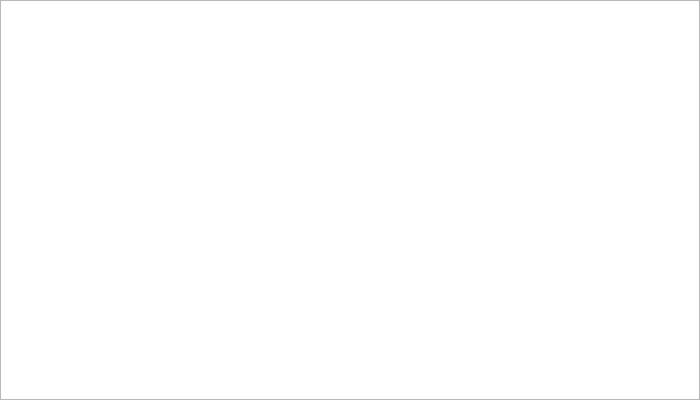
First picture: the form in src/pluginmanagerdialog.ui, repository 0xd34df00d/leechcraft, before the edit.
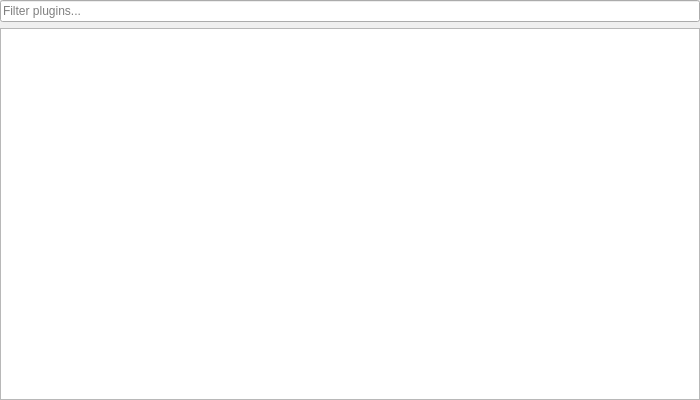
Second picture: the form after the edit. Icons and pictures are not drawn.

Commit message: Core: filter proxy model for plugin manager dlg.

Diff of the .ui file:
```diff
--- a/src/pluginmanagerdialog.ui
+++ b/src/pluginmanagerdialog.ui
@@ -27,6 +27,13 @@
    <property name="margin">
     <number>0</number>
    </property>
+   <item>
+    <widget class="QLineEdit" name="FilterLine_">
+     <property name="placeholderText">
+      <string>Filter plugins...</string>
+     </property>
+    </widget>
+   </item>
    <item>
     <widget class="QTreeView" name="PluginsTree_">
      <property name="minimumSize">
@@ -53,9 +60,6 @@
      <property name="itemsExpandable">
       <bool>false</bool>
      </property>
-     <property name="sortingEnabled">
-      <bool>true</bool>
-     </property>
      <property name="headerHidden">
       <bool>false</bool>
      </property>
```
The commit also changes 2 other files.
